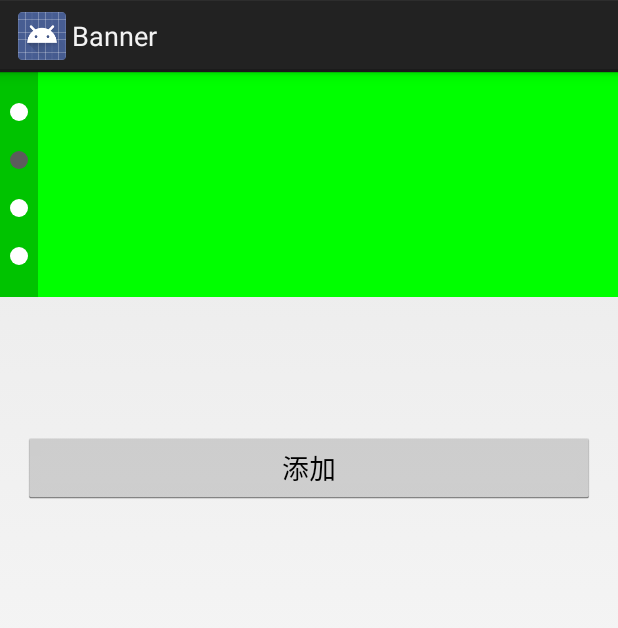
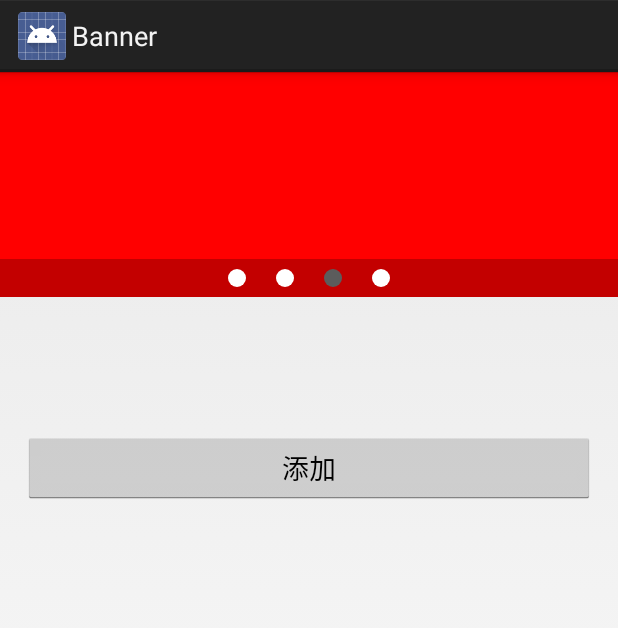
Before and after one commit to oxsource/carousel, an Android app: the screen it shows after launch (MainActivity), on a phone screen of 412 x 824 dp. Shown: the top 628 px of the screen. Run offline under Robolectric (Android 15) with nearby library versions, the phone set to English and light mode, and no system bars.

Commit message:
开启定时轮播

```diff
--- a/app/src/main/res/layout/activity_main.xml
+++ b/app/src/main/res/layout/activity_main.xml
@@ -16,12 +16,12 @@
 
         <com.oxsource.banner.IndicatorView
             android:id="@+id/indicator"
-            android:layout_width="25dp"
-            android:layout_height="match_parent"
-            android:layout_gravity="left"
+            android:layout_width="match_parent"
+            android:layout_height="25dp"
+            android:layout_gravity="bottom"
             android:background="#3c000000"
             android:gravity="center"
-            android:orientation="vertical"
+            android:orientation="horizontal"
             app:child_behind="10dp"
             app:child_front="10dp"
             app:child_height="12dp"
--- a/library/src/main/java/com/oxsource/banner/CarouselView.java
+++ b/library/src/main/java/com/oxsource/banner/CarouselView.java
@@ -16,7 +16,7 @@ import android.view.MotionEvent;
 public class CarouselView extends ViewPager implements Runnable {
     private final boolean[] autoLoop = new boolean[]{false, true};
     private final int WHAT_LOOP = 100;
-    private final int DEFAULT_LOOP_MS = 1000;
+    private final int DEFAULT_LOOP_MS = 3000;
     private long loopTimeMs = DEFAULT_LOOP_MS;
     private IndicatorView indicator;
 
@@ -76,7 +76,7 @@ public class CarouselView extends ViewPager implements Runnable {
     public void setAutoLoop(boolean loop) {
         autoLoop[0] = loop;
         if (loop) {
-            handler.postAtTime(CarouselView.this, 10);
+            handler.postDelayed(CarouselView.this, loopTimeMs);
         } else {
             handler.removeCallbacks(CarouselView.this);
         }
@@ -117,6 +117,7 @@ public class CarouselView extends ViewPager implements Runnable {
     @Override
     public void run() {
         handler.sendEmptyMessage(WHAT_LOOP);
+        handler.postDelayed(CarouselView.this, loopTimeMs);
     }
 
     @Override
```
